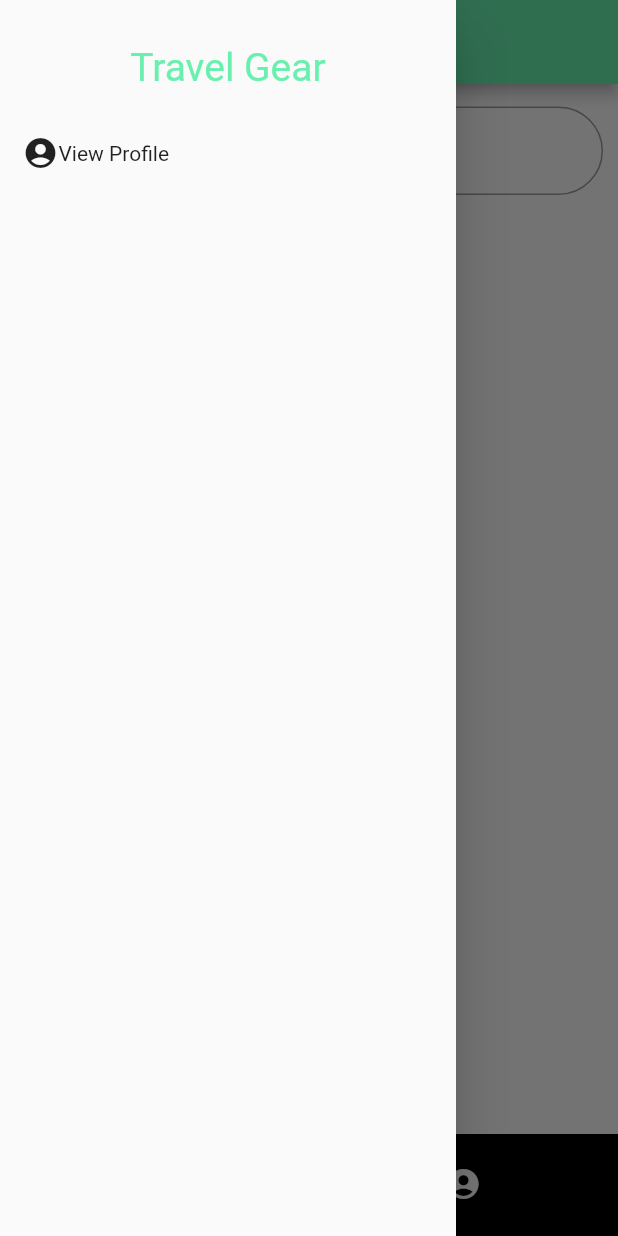
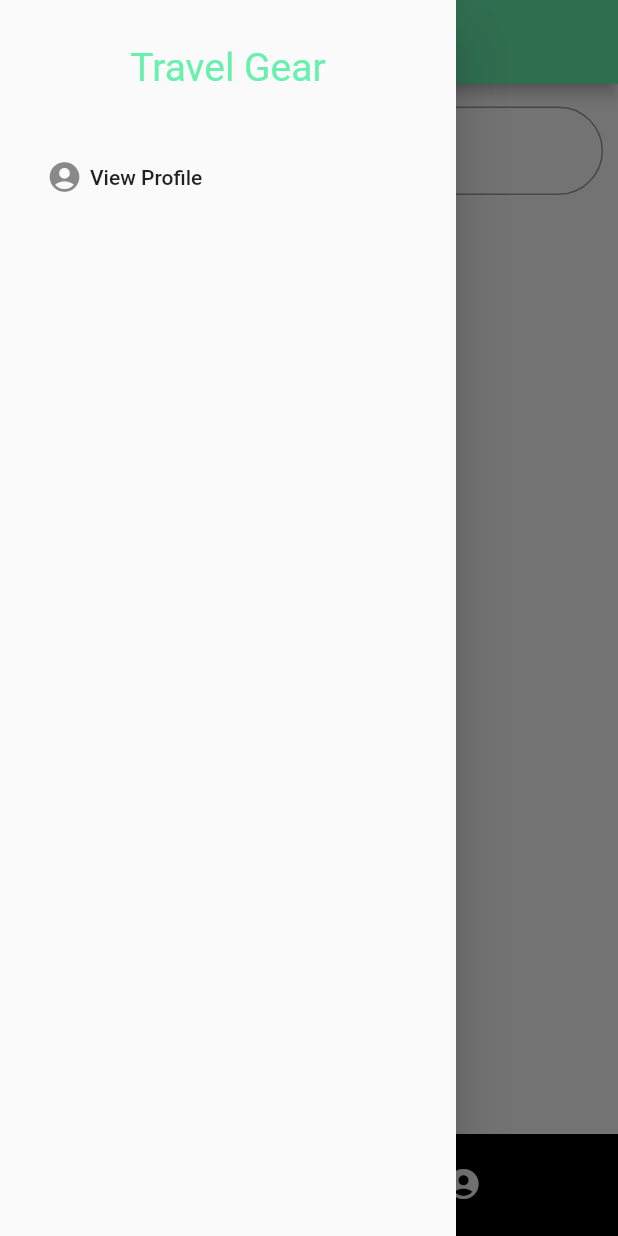
Before and after one commit to jessebelcourt/travel-gear-mobile, a Flutter app: the screen it shows after launch, with the side drawer open, on a phone screen of 412 x 824 dp. Run offline on Flutter 3.47's test engine with Material 2 defaults, Android fonts, the phone set to English and light mode, and no system bars; our stand-ins replace dio, equatable, flutter_redux, flutter_secure_storage, redux; network calls fail.

Commit message:
Added a DrawerViewUIModel.
Moved the CustomDrawer to its own
Widget.

```diff
--- a/lib/main.dart
+++ b/lib/main.dart
@@ -36,6 +36,7 @@ class _TravelGearAppState extends State<TravelGearApp> {
           '/gear': (BuildContext context) => GearView(),
           '/login': (BuildContext context) => LoginView(),
           // '/register': (BuildContext context) =>
+          '/userprofile': (BuildContext context) => UserProfileView(),
         },
       ),
     );
--- /dev/null
+++ b/lib/models/view_models.dart/drawer_view_model.dart
@@ -0,0 +1,21 @@
+import 'package:redux/redux.dart';
+import 'package:travel_gear_mobile/models/data_models/user_model.dart';
+import 'package:travel_gear_mobile/redux/actions/navigation_actions.dart';
+import 'package:travel_gear_mobile/redux/app_state.dart';
+
+class DrawerViewUIModel {
+  final Function navigateToUserProfile;
+  final UserModel user;
+
+  DrawerViewUIModel({
+    this.navigateToUserProfile,
+    this.user,
+  });
+
+  static DrawerViewUIModel fromStore(Store<AppState> store) {
+    return DrawerViewUIModel(
+      navigateToUserProfile: () => store.dispatch(NavigateToUserProfileViewFromDrawer()),
+      user: store.state.userState.user,
+    );
+  }
+}
--- a/lib/redux/actions/navigation_actions.dart
+++ b/lib/redux/actions/navigation_actions.dart
@@ -4,3 +4,7 @@ class NavigateToLoginAction {
 }
 
 class NavigateToGearView {}
+
+class NavigateToUserProfileView {}
+
+class NavigateToUserProfileViewFromDrawer {}
--- a/lib/redux/middleware/navigation_middleware.dart
+++ b/lib/redux/middleware/navigation_middleware.dart
@@ -1,3 +1,4 @@
+import 'package:flutter/material.dart';
 import 'package:redux/redux.dart';
 import 'package:travel_gear_mobile/redux/actions/navigation_actions.dart';
 import 'package:travel_gear_mobile/redux/app_state.dart';
@@ -9,6 +10,10 @@ class NavigationMiddleware extends MiddlewareClass<AppState> {
     // Login
     if (action is NavigateToGearView) {
       Keys.navKey.currentState.pushReplacementNamed("/gear");
+    }
+
+    if (action is NavigateToUserProfileViewFromDrawer) {
+      Keys.navKey.currentState.pushNamedAndRemoveUntil('/userprofile', ModalRoute.withName('/gear'));
     }
 
     // if (action is NavigateToAboutView) {
--- /dev/null
+++ b/lib/ui/views/custom_drawer.dart
@@ -0,0 +1,75 @@
+import 'package:flutter_redux/flutter_redux.dart';
+import 'package:flutter/material.dart';
+import 'package:travel_gear_mobile/models/view_models.dart/drawer_view_model.dart';
+import 'package:travel_gear_mobile/redux/app_state.dart';
+
+class CustomAppDrawer extends StatefulWidget {
+  @override
+  _CustomAppDrawerState createState() {
+    return _CustomAppDrawerState();
+  }
+}
+
+class _CustomAppDrawerState extends State<CustomAppDrawer> {
+  ListView _buildDrawerContent(DrawerViewUIModel viewModel) {
+    return ListView(
+      children: <Widget>[
+        Container(
+          padding: EdgeInsets.symmetric(
+            vertical: 30,
+          ),
+          alignment: Alignment.center,
+          child: Text(
+            'Travel Gear',
+            style: TextStyle(
+              color: Theme.of(context).primaryColor,
+              fontSize: 26,
+            ),
+          ),
+        ),
+        Container(
+          padding: EdgeInsets.only(
+            left: 15,
+          ),
+          child: ListTile(
+            onTap: () => viewModel.navigateToUserProfile(),
+            title: Row(
+              children: <Widget>[
+                Container(
+                  padding: EdgeInsets.only(
+                    right: 5,
+                  ),
+                  child: Icon(Icons.account_circle),
+                ),
+                Text('View Profile'),
+              ],
+            ),
+          ),
+          //   child: Row(
+          //     children: <Widget>[
+          //       Container(
+          //         padding: EdgeInsets.only(
+          //           right: 5,
+          //         ),
+          //         child: Icon(Icons.account_circle),
+          //       ),
+          //       Text('View Profile'),
+          //     ],
+          //   ),
+        ),
+      ],
+    );
+  }
+
+  @override
+  Widget build(BuildContext context) {
+    return StoreConnector<AppState, dynamic>(
+      converter: (store) => DrawerViewUIModel.fromStore(store),
+      builder: (_, store) {
+        return Drawer(
+          child: _buildDrawerContent(store),
+        );
+      },
+    );
+  }
+}
--- a/lib/ui/views/gear_view.dart
+++ b/lib/ui/views/gear_view.dart
@@ -1,4 +1,5 @@
 import 'package:flutter/material.dart';
+import 'package:travel_gear_mobile/ui/views/custom_drawer.dart';
 
 class GearView extends StatefulWidget {
   GearView({Key key}) : super(key: key);
@@ -15,36 +16,7 @@ class _GearViewState extends State<GearView> {
     return DefaultTabController(
       length: 2,
       child: Scaffold(
-        drawer: Drawer(
-          child: ListView(
-            children: <Widget>[
-              Container(
-                padding: EdgeInsets.symmetric(
-                  vertical: 30,
-                ),
-                alignment: Alignment.center,
-                child: Text(
-                  'Travel Gear',
-                  style: TextStyle(
-                    color: Theme.of(context).primaryColor,
-                    fontSize: 26,
-                  ),
-                ),
-              ),
-              Container(
-                padding: EdgeInsets.only(
-                  left: 15,
-                ),
-                child: Row(
-                  children: <Widget>[
-                    Icon(Icons.account_circle),
-                    Text('View Profile'),
-                  ],
-                ),
-              ),
-            ],
-          ),
-        ),
+        drawer: CustomAppDrawer(),
         bottomNavigationBar: Container(
           color: Colors.black,
           padding: EdgeInsets.symmetric(
--- a/lib/ui/views/user_profile.dart
+++ b/lib/ui/views/user_profile.dart
@@ -1,4 +1,5 @@
 import 'package:flutter/material.dart';
+import 'package:travel_gear_mobile/ui/views/custom_drawer.dart';
 
 class UserProfileView extends StatefulWidget {
   UserProfileView({Key key}) : super(key: key);
@@ -11,6 +12,8 @@ class _UserProfileViewState extends State<UserProfileView> {
   @override
   Widget build(BuildContext context) {
     return Scaffold(
+      // appBar: ,
+      drawer: CustomAppDrawer(),
       body: Center(
         child: Text('user profile'),
       ),
```
